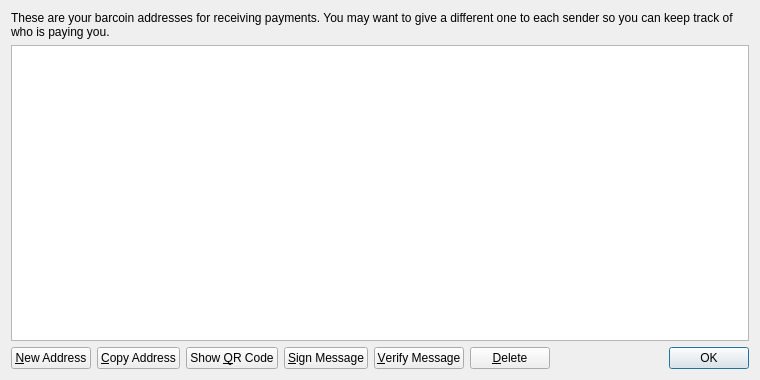
Before: the Qt Designer form src/qt/forms/addressbookpage.ui in DigitalCurrencyProgramming/fubarcoin, drawn with Qt 5.
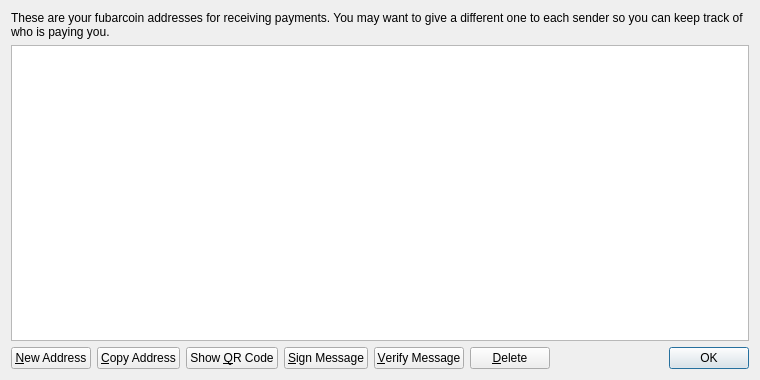
After: the same form once the commit is applied. Icons and pictures are not drawn.

Commit message: renamed barcoin / FooCoin / foocoin / BAR to fubarcoin / FubarCoin / FBR

Diff of the .ui file:
```diff
--- a/src/qt/forms/addressbookpage.ui
+++ b/src/qt/forms/addressbookpage.ui
@@ -17,7 +17,7 @@
    <item>
     <widget class="QLabel" name="labelExplanation">
      <property name="text">
-      <string>These are your barcoin addresses for receiving payments. You may want to give a different one to each sender so you can keep track of who is paying you.</string>
+      <string>These are your fubarcoin addresses for receiving payments. You may want to give a different one to each sender so you can keep track of who is paying you.</string>
      </property>
      <property name="textFormat">
       <enum>Qt::PlainText</enum>
```
The commit also changes 40 other files.
